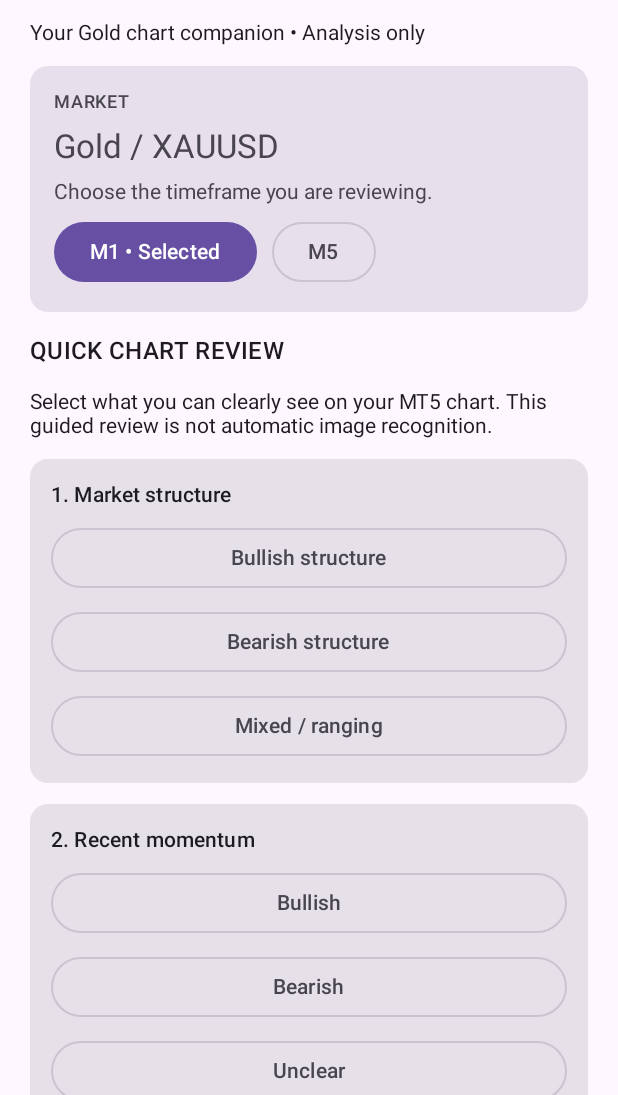
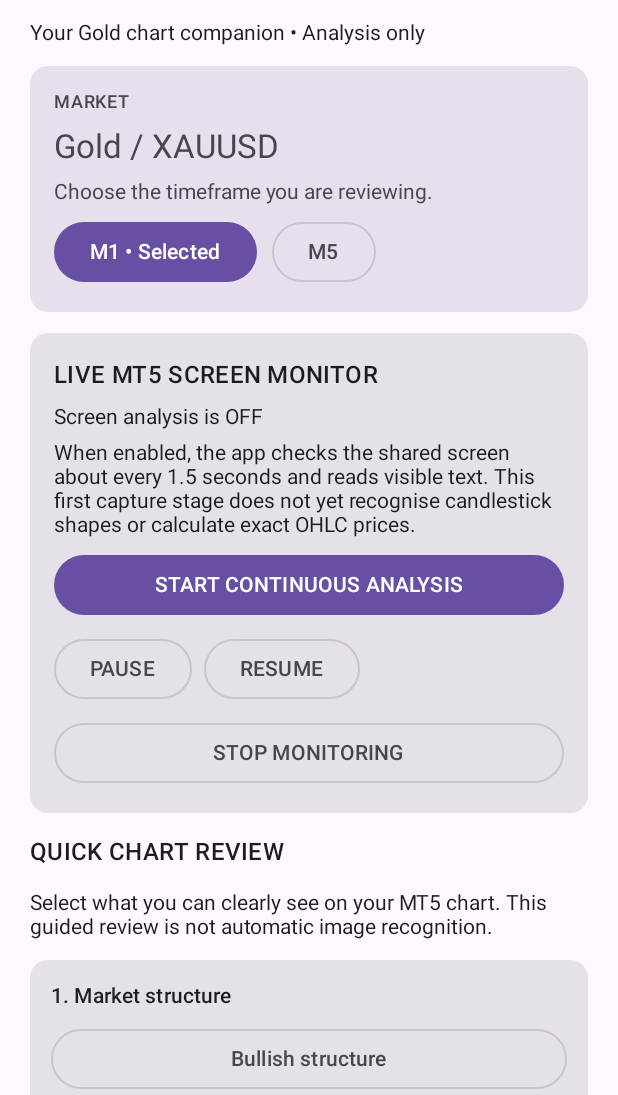
Before and after one commit to finjack245-svg/XAUUSD-Intelligence, an Android app built with Jetpack Compose: the composable DashboardScreen shown on its own in the app's theme, on a phone screen of 412 x 824 dp, the part 141-1236 px from its top. Run offline under Robolectric (Android 15) with nearby library versions, the phone set to English and light mode, and no system bars.

Commit message:
Add live MT5 monitoring and pause resume controls

```diff
--- a/app/src/main/java/com/xauusd/intelligence/MainActivity.kt
+++ b/app/src/main/java/com/xauusd/intelligence/MainActivity.kt
@@ -1,6 +1,13 @@
 package com.xauusd.intelligence
 
 import android.os.Bundle
+import android.content.Intent
+import android.media.projection.MediaProjectionManager
+import android.app.Activity
+import androidx.activity.compose.rememberLauncherForActivityResult
+import androidx.activity.result.contract.ActivityResultContracts
+import androidx.compose.ui.platform.LocalContext
+import androidx.core.content.ContextCompat
 import androidx.activity.ComponentActivity
 import androidx.activity.compose.setContent
 import androidx.compose.foundation.layout.Arrangement
@@ -45,6 +52,21 @@ class MainActivity : ComponentActivity() {
 
 @Composable
 private fun DashboardScreen() {
+    val context = LocalContext.current
+    var captureStatus by rememberSaveable { mutableStateOf("Screen analysis is OFF") }
+    val captureLauncher = rememberLauncherForActivityResult(ActivityResultContracts.StartActivityForResult()) { result ->
+        val data = result.data
+        if (result.resultCode == Activity.RESULT_OK && data != null) {
+            val service = Intent(context, XauScreenCaptureService::class.java).apply {
+                putExtra(XauScreenCaptureService.EXTRA_RESULT_CODE, result.resultCode)
+                putExtra(XauScreenCaptureService.EXTRA_RESULT_DATA, data)
+            }
+            ContextCompat.startForegroundService(context, service)
+            captureStatus = "Continuous screen OCR is running. Android screen-sharing indicator is visible."
+        } else {
+            captureStatus = "Screen permission was not granted. Analysis remains OFF."
+        }
+    }
     var timeframe by rememberSaveable { mutableStateOf("M1") }
     var structure by rememberSaveable { mutableStateOf("Not reviewed") }
     var momentum by rememberSaveable { mutableStateOf("Not reviewed") }
@@ -95,6 +117,32 @@ private fun DashboardScreen() {
                     if (timeframe == "M5") Button(onClick = { timeframe = "M5" }) { Text("M5 • Selected") }
                     else OutlinedButton(onClick = { timeframe = "M5" }) { Text("M5") }
                 }
+            }
+        }
+
+        Card(modifier = Modifier.fillMaxWidth()) {
+            Column(modifier = Modifier.padding(16.dp), verticalArrangement = Arrangement.spacedBy(8.dp)) {
+                Text("LIVE MT5 SCREEN MONITOR", style = MaterialTheme.typography.titleMedium)
+                Text(captureStatus)
+                Text("When enabled, the app checks the shared screen about every 1.5 seconds and reads visible text. This first capture stage does not yet recognise candlestick shapes or calculate exact OHLC prices.")
+                Button(onClick = {
+                    val manager = context.getSystemService(android.content.Context.MEDIA_PROJECTION_SERVICE) as MediaProjectionManager
+                    captureLauncher.launch(manager.createScreenCaptureIntent())
+                }, modifier = Modifier.fillMaxWidth()) { Text("START CONTINUOUS ANALYSIS") }
+                Row(horizontalArrangement = Arrangement.spacedBy(8.dp)) {
+                    OutlinedButton(onClick = {
+                        context.startService(Intent(context, XauScreenCaptureService::class.java).setAction(XauScreenCaptureService.ACTION_PAUSE))
+                        captureStatus = "Analysis paused."
+                    }) { Text("PAUSE") }
+                    OutlinedButton(onClick = {
+                        context.startService(Intent(context, XauScreenCaptureService::class.java).setAction(XauScreenCaptureService.ACTION_RESUME))
+                        captureStatus = "Resume requested. If permission was revoked, start a new session."
+                    }) { Text("RESUME") }
+                }
+                OutlinedButton(onClick = {
+                    context.startService(Intent(context, XauScreenCaptureService::class.java).setAction(XauScreenCaptureService.ACTION_STOP))
+                    captureStatus = "Analysis stopped. Start again to approve a new capture session."
+                }, modifier = Modifier.fillMaxWidth()) { Text("STOP MONITORING") }
             }
         }
 
```
